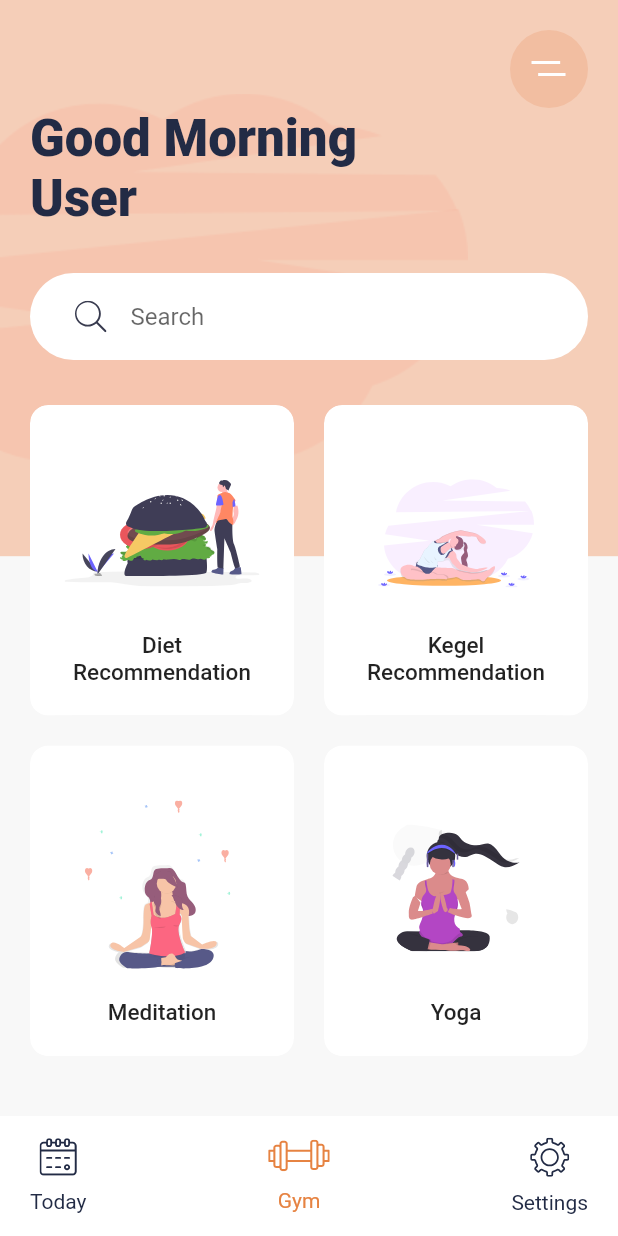
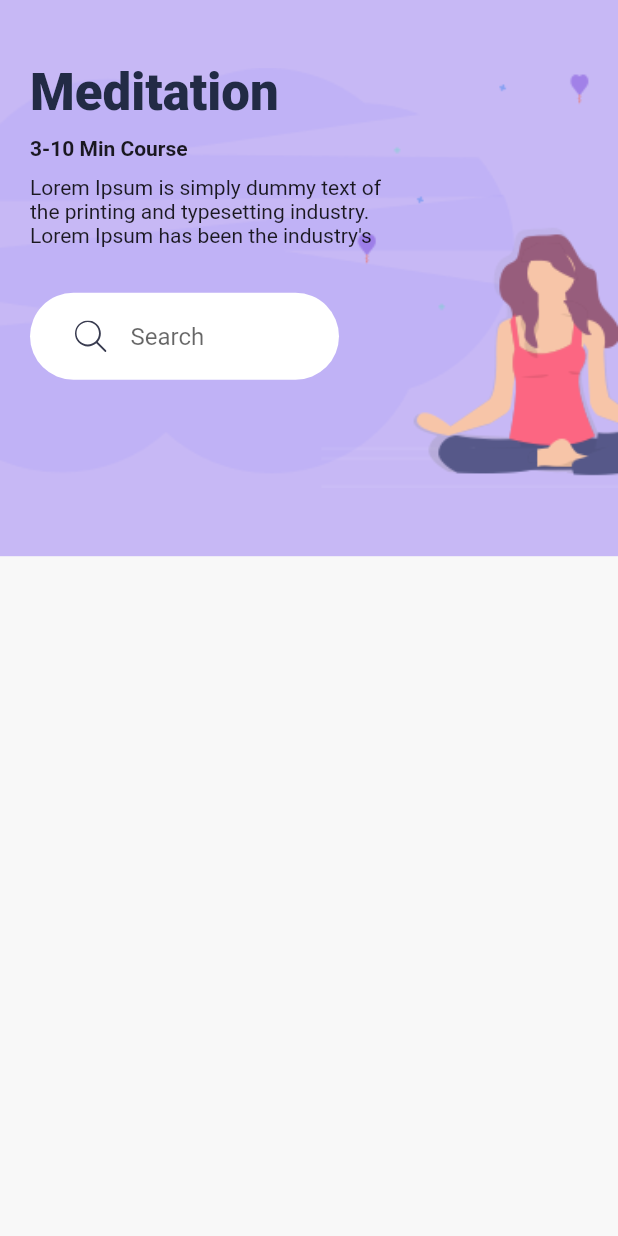
Before and after one commit to pratamawijaya/flutter_ui_example, a Flutter app: the screen it shows after launch, after a tap on "Diet Recommendation", on a phone screen of 412 x 824 dp. Run offline on Flutter 3.47's test engine with Material 2 defaults, Android fonts, the phone set to English and light mode, and no system bars; our stand-ins replace flutter_svg.

Commit message:
7 - detail page

```diff
--- a/meditation_app/lib/main.dart
+++ b/meditation_app/lib/main.dart
@@ -1,6 +1,7 @@
 import 'package:flutter/material.dart';
 import 'package:flutter_svg/flutter_svg.dart';
 import 'package:meditation_app/constants.dart';
+import 'package:meditation_app/screens/detail_screen.dart';
 import 'package:meditation_app/widget/bottom_nav_bar.dart';
 import 'package:meditation_app/widget/bottom_nav_item.dart';
 import 'package:meditation_app/widget/category_card.dart';
@@ -69,20 +70,7 @@ class HomeScreen extends StatelessWidget {
                         .display1
                         .copyWith(fontWeight: FontWeight.w900),
                   ),
-                  Container(
-                    margin: EdgeInsets.symmetric(vertical: 30),
-                    padding: EdgeInsets.symmetric(horizontal: 30, vertical: 5),
-                    decoration: BoxDecoration(
-                      color: Colors.white,
-                      borderRadius: BorderRadius.circular(30.0),
-                    ),
-                    child: TextField(
-                      decoration: InputDecoration(
-                          hintText: "Search",
-                          icon: SvgPicture.asset("assets/icons/search.svg"),
-                          border: InputBorder.none),
-                    ),
-                  ),
+                  SearchBar(),
                   Expanded(
                     child: GridView.count(
                       crossAxisCount: 2,
@@ -93,18 +81,32 @@ class HomeScreen extends StatelessWidget {
                         CategoryCard(
                           title: "Diet Recommendation",
                           imgSrc: "assets/icons/Hamburger.svg",
+                          press: () {
+                            Navigator.push(context,
+                                MaterialPageRoute(builder: (context) {
+                              return DetailScreen();
+                            }));
+                          },
                         ),
                         CategoryCard(
                           title: "Kegel Recommendation",
                           imgSrc: "assets/icons/Excrecises.svg",
+                          press: () {},
                         ),
                         CategoryCard(
-                          title: "Meditation ",
+                          title: "Meditation",
                           imgSrc: "assets/icons/Meditation.svg",
+                          press: () {
+                            Navigator.push(context,
+                                MaterialPageRoute(builder: (context) {
+                              return DetailScreen();
+                            }));
+                          },
                         ),
                         CategoryCard(
                           title: "Yoga",
                           imgSrc: "assets/icons/yoga.svg",
+                          press: () {},
                         ),
                       ],
                     ),
--- /dev/null
+++ b/meditation_app/lib/screens/detail_screen.dart
@@ -0,0 +1,67 @@
+import 'package:flutter/material.dart';
+import 'package:flutter_svg/flutter_svg.dart';
+import 'package:meditation_app/constants.dart';
+import 'package:meditation_app/widget/search_bar.dart';
+
+class DetailScreen extends StatelessWidget {
+  @override
+  Widget build(BuildContext context) {
+    var size = MediaQuery.of(context).size;
+    return Scaffold(
+      body: Stack(
+        children: <Widget>[
+          Container(
+            height: size.height * .45,
+            decoration: BoxDecoration(
+              color: kBlueLightColor,
+              image: DecorationImage(
+                  image: AssetImage("assets/images/meditation_bg.png"),
+                  fit: BoxFit.fitWidth),
+            ),
+          ),
+          SafeArea(
+            child: Padding(
+              padding: const EdgeInsets.symmetric(horizontal: 20),
+              child: Column(
+                crossAxisAlignment: CrossAxisAlignment.start,
+                children: <Widget>[
+                  SizedBox(
+                    height: size.height * 0.05,
+                  ),
+                  Text(
+                    "Meditation",
+                    style: Theme.of(context)
+                        .textTheme
+                        .display1
+                        .copyWith(fontWeight: FontWeight.w900),
+                  ),
+                  SizedBox(
+                    height: 10,
+                  ),
+                  Text(
+                    "3-10 Min Course",
+                    style: TextStyle(fontWeight: FontWeight.bold),
+                  ),
+                  SizedBox(
+                    height: 10,
+                  ),
+                  SizedBox(
+                    width: size.width * .6,
+                    child: Text(
+                      "Lorem Ipsum is simply dummy text of the printing and typesetting industry. Lorem Ipsum has been the industry's standard dummy text ever since the 1500s, when an unknown printer took a galley of type and scrambled it ",
+                      maxLines: 3,
+                    ),
+                  ),
+                  SizedBox(
+                    width: size.width * .5,
+                    child: SearchBar(),
+                  ),
+                ],
+              ),
+            ),
+          )
+        ],
+      ),
+    );
+  }
+}
--- a/meditation_app/lib/widget/bottom_nav_bar.dart
+++ b/meditation_app/lib/widget/bottom_nav_bar.dart
@@ -21,7 +21,7 @@ class BottomNavBar extends StatelessWidget {
             press: () {},
           ),
           BottomNavItem(
-            title: "Gym",
+            title: "All Excercises",
             imgSrc: "assets/icons/gym.svg",
             isActive: true,
             press: () {},
--- a/meditation_app/lib/widget/category_card.dart
+++ b/meditation_app/lib/widget/category_card.dart
@@ -2,15 +2,16 @@ import 'package:flutter/material.dart';
 import 'package:flutter_svg/flutter_svg.dart';
 import 'package:meditation_app/constants.dart';
 
-
 class CategoryCard extends StatelessWidget {
   final String imgSrc;
   final String title;
+  final Function press;
 
   const CategoryCard({
     Key key,
     this.imgSrc,
     this.title,
+    this.press,
   }) : super(key: key);
 
   @override
@@ -31,7 +32,7 @@ class CategoryCard extends StatelessWidget {
         child: Material(
           color: Colors.transparent,
           child: InkWell(
-            onTap: () {},
+            onTap: press,
             child: Padding(
               padding: const EdgeInsets.all(20.0),
               child: Column(
--- /dev/null
+++ b/meditation_app/lib/widget/search_bar.dart
@@ -0,0 +1,26 @@
+import 'package:flutter/material.dart';
+import 'package:flutter_svg/flutter_svg.dart';
+
+class SearchBar extends StatelessWidget {
+  const SearchBar({
+    Key key,
+  }) : super(key: key);
+
+  @override
+  Widget build(BuildContext context) {
+    return Container(
+      margin: EdgeInsets.symmetric(vertical: 30),
+      padding: EdgeInsets.symmetric(horizontal: 30, vertical: 5),
+      decoration: BoxDecoration(
+        color: Colors.white,
+        borderRadius: BorderRadius.circular(30.0),
+      ),
+      child: TextField(
+        decoration: InputDecoration(
+            hintText: "Search",
+            icon: SvgPicture.asset("assets/icons/search.svg"),
+            border: InputBorder.none),
+      ),
+    );
+  }
+}
```
